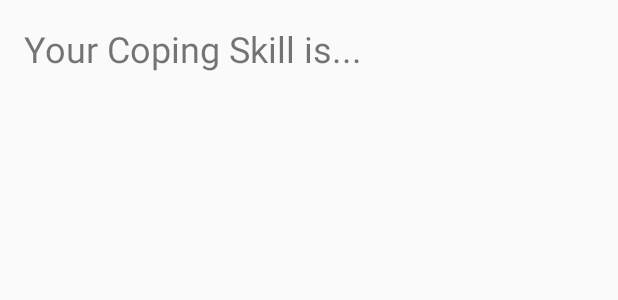
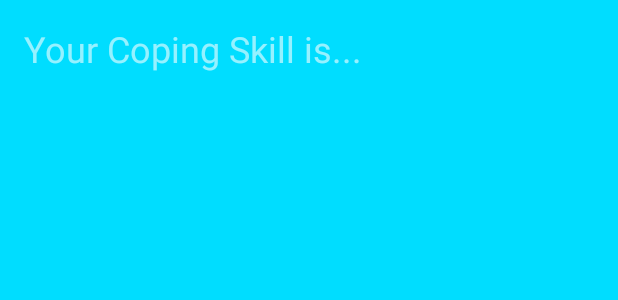
Before and after one commit to Jediknife/CopingBox2, an Android app: the layout content_main.xml on its own in the app's theme, with its tools: preview values and no code run, on a phone screen of 412 x 824 dp. Shown: the top 300 px of the screen. Run offline under Robolectric (Android 15) with nearby library versions, the phone set to English and light mode, and no system bars.

Commit message:
Changed background color to Light Blue, changed yourCopingSkillTextView and copingskillTextView text color to #96ffffff (White with 150 opacity)

```diff
--- a/app/src/main/res/layout/content_main.xml
+++ b/app/src/main/res/layout/content_main.xml
@@ -10,14 +10,16 @@
     android:paddingTop="@dimen/activity_vertical_margin"
     app:layout_behavior="@string/appbar_scrolling_view_behavior"
     tools:context="com.example.jediknife.copingbox.MainActivity"
-    tools:showIn="@layout/activity_main">
+    tools:showIn="@layout/activity_main"
+    android:background="@android:color/holo_blue_bright">
 
     <TextView
         android:layout_width="wrap_content"
         android:layout_height="wrap_content"
         android:text="Your Coping Skill is..."
         android:id="@+id/yourCopingSkillTextView"
-        android:textSize="24sp" />
+        android:textSize="24sp"
+        android:textColor="#96ffffff" />
 
     <TextView
         android:layout_width="wrap_content"
@@ -26,5 +28,6 @@
         android:layout_centerVertical="true"
         android:layout_alignParentLeft="true"
         android:layout_alignParentStart="true"
-        android:textSize="24sp" />
+        android:textSize="24sp"
+        android:textColor="#96ffffff" />
 </RelativeLayout>
```
